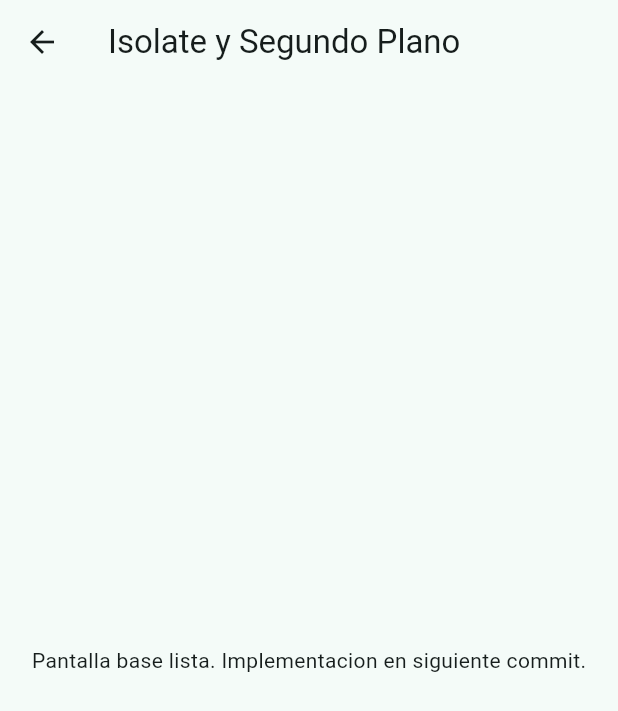
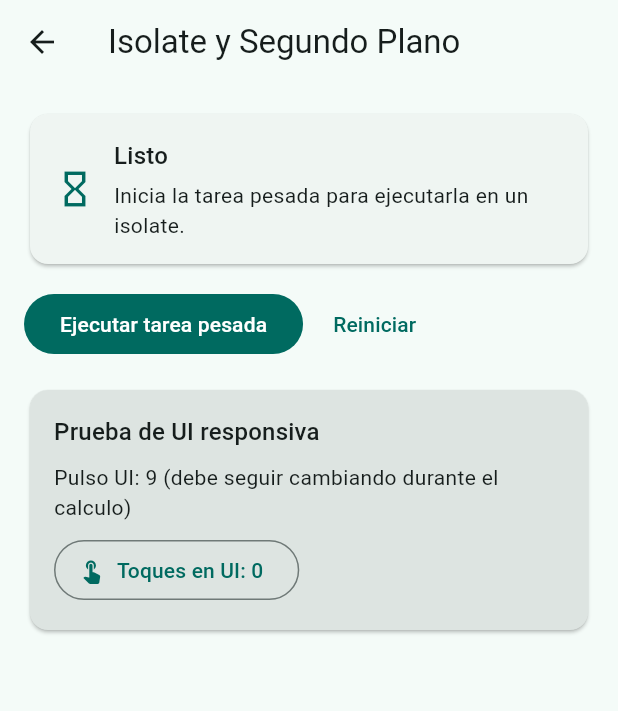
Before and after one commit to Moon345x/Taller-3-Asincronia, a Flutter app: the IsolateDemoView screen opened by its route, on a phone screen of 412 x 824 dp. Shown: the top 711 px of the screen. Run offline on Flutter 3.47's test engine with Material 3 defaults, Android fonts, the phone set to English and light mode, and no system bars.

Commit message:
feat(isolate-view): demo de tarea pesada en isolate sin bloqueo de interfaz

```diff
--- a/taller_asincronia/lib/views/isolate/isolate_demo_view.dart
+++ b/taller_asincronia/lib/views/isolate/isolate_demo_view.dart
@@ -1,17 +1,215 @@
+import 'dart:async';
+
 import 'package:flutter/material.dart';
+import 'package:taller_asincronia/logic/isolate/isolate_controller.dart';
 
-class IsolateDemoView extends StatelessWidget {
+class IsolateDemoView extends StatefulWidget {
   const IsolateDemoView({super.key});
 
   static const routeName = '/isolate';
 
   @override
+  State<IsolateDemoView> createState() => _IsolateDemoViewState();
+}
+
+class _IsolateDemoViewState extends State<IsolateDemoView> {
+  final IsolateController _controller = IsolateController();
+
+  IsolateDemoState _state = IsolateDemoState.initial;
+  Timer? _pulseTimer;
+  int _pulseTicks = 0;
+  int _tapCounter = 0;
+
+  @override
+  void initState() {
+    super.initState();
+    _pulseTimer = Timer.periodic(const Duration(milliseconds: 200), (_) {
+      if (!mounted) {
+        return;
+      }
+      setState(() {
+        _pulseTicks++;
+      });
+    });
+  }
+
+  @override
+  void dispose() {
+    _pulseTimer?.cancel();
+    _pulseTimer = null;
+    super.dispose();
+  }
+
+  Future<void> _runHeavyTask() async {
+    setState(() {
+      _state = const IsolateDemoState(status: IsolateStatus.running);
+    });
+
+    final nextState = await _controller.runHeavyTask();
+    if (!mounted) {
+      return;
+    }
+
+    setState(() {
+      _state = nextState;
+    });
+  }
+
+  void _reset() {
+    _controller.reset();
+    setState(() {
+      _state = IsolateDemoState.initial;
+      _tapCounter = 0;
+    });
+  }
+
+  @override
   Widget build(BuildContext context) {
+    final isRunning = _state.status == IsolateStatus.running;
+
     return Scaffold(
       appBar: AppBar(title: const Text('Isolate y Segundo Plano')),
-      body: const Center(
-        child: Text('Pantalla base lista. Implementacion en siguiente commit.'),
+      body: Padding(
+        padding: const EdgeInsets.all(16),
+        child: Column(
+          crossAxisAlignment: CrossAxisAlignment.stretch,
+          children: [
+            Card(
+              child: Padding(
+                padding: const EdgeInsets.all(16),
+                child: _ResultPanel(state: _state),
+              ),
+            ),
+            const SizedBox(height: 12),
+            Wrap(
+              spacing: 8,
+              runSpacing: 8,
+              children: [
+                FilledButton(
+                  onPressed: isRunning ? null : _runHeavyTask,
+                  child: const Text('Ejecutar tarea pesada'),
+                ),
+                TextButton(
+                  onPressed: isRunning ? null : _reset,
+                  child: const Text('Reiniciar'),
+                ),
+              ],
+            ),
+            const SizedBox(height: 16),
+            Card(
+              color: Theme.of(context).colorScheme.surfaceContainerHighest,
+              child: Padding(
+                padding: const EdgeInsets.all(16),
+                child: Column(
+                  crossAxisAlignment: CrossAxisAlignment.start,
+                  children: [
+                    Text(
+                      'Prueba de UI responsiva',
+                      style: Theme.of(context).textTheme.titleMedium,
+                    ),
+                    const SizedBox(height: 8),
+                    Text(
+                      'Pulso UI: $_pulseTicks (debe seguir cambiando durante el calculo)',
+                    ),
+                    const SizedBox(height: 8),
+                    OutlinedButton.icon(
+                      onPressed: () {
+                        setState(() {
+                          _tapCounter++;
+                        });
+                      },
+                      icon: const Icon(Icons.touch_app),
+                      label: Text('Toques en UI: $_tapCounter'),
+                    ),
+                  ],
+                ),
+              ),
+            ),
+          ],
+        ),
       ),
     );
   }
 }
+
+class _ResultPanel extends StatelessWidget {
+  const _ResultPanel({required this.state});
+
+  final IsolateDemoState state;
+
+  @override
+  Widget build(BuildContext context) {
+    switch (state.status) {
+      case IsolateStatus.idle:
+        return const _StatusLine(
+          icon: Icons.hourglass_empty,
+          title: 'Listo',
+          subtitle: 'Inicia la tarea pesada para ejecutarla en un isolate.',
+        );
+      case IsolateStatus.running:
+        return const Row(
+          children: [
+            SizedBox(
+              width: 24,
+              height: 24,
+              child: CircularProgressIndicator(strokeWidth: 2.8),
+            ),
+            SizedBox(width: 12),
+            Expanded(child: Text('Procesando en segundo plano (CPU-bound)...')),
+          ],
+        );
+      case IsolateStatus.success:
+        return _StatusLine(
+          icon: Icons.check_circle_outline,
+          title: 'Completado',
+          subtitle:
+              'Resultado: ${state.result} | Duracion isolate: ${state.durationMs} ms',
+          color: Colors.green,
+        );
+      case IsolateStatus.error:
+        return _StatusLine(
+          icon: Icons.error_outline,
+          title: 'Error',
+          subtitle: state.errorMessage ?? 'Error desconocido',
+          color: Colors.red,
+        );
+    }
+  }
+}
+
+class _StatusLine extends StatelessWidget {
+  const _StatusLine({
+    required this.icon,
+    required this.title,
+    required this.subtitle,
+    this.color,
+  });
+
+  final IconData icon;
+  final String title;
+  final String subtitle;
+  final Color? color;
+
+  @override
+  Widget build(BuildContext context) {
+    final activeColor = color ?? Theme.of(context).colorScheme.primary;
+
+    return Row(
+      children: [
+        Icon(icon, color: activeColor, size: 28),
+        const SizedBox(width: 12),
+        Expanded(
+          child: Column(
+            crossAxisAlignment: CrossAxisAlignment.start,
+            mainAxisSize: MainAxisSize.min,
+            children: [
+              Text(title, style: Theme.of(context).textTheme.titleMedium),
+              const SizedBox(height: 4),
+              Text(subtitle),
+            ],
+          ),
+        ),
+      ],
+    );
+  }
+}
```
